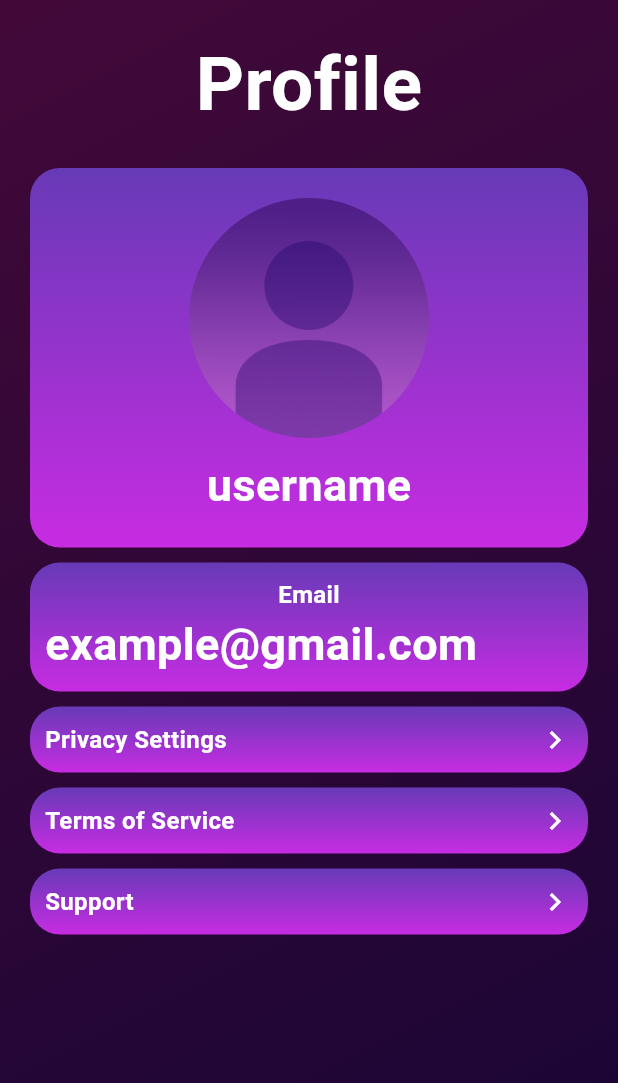
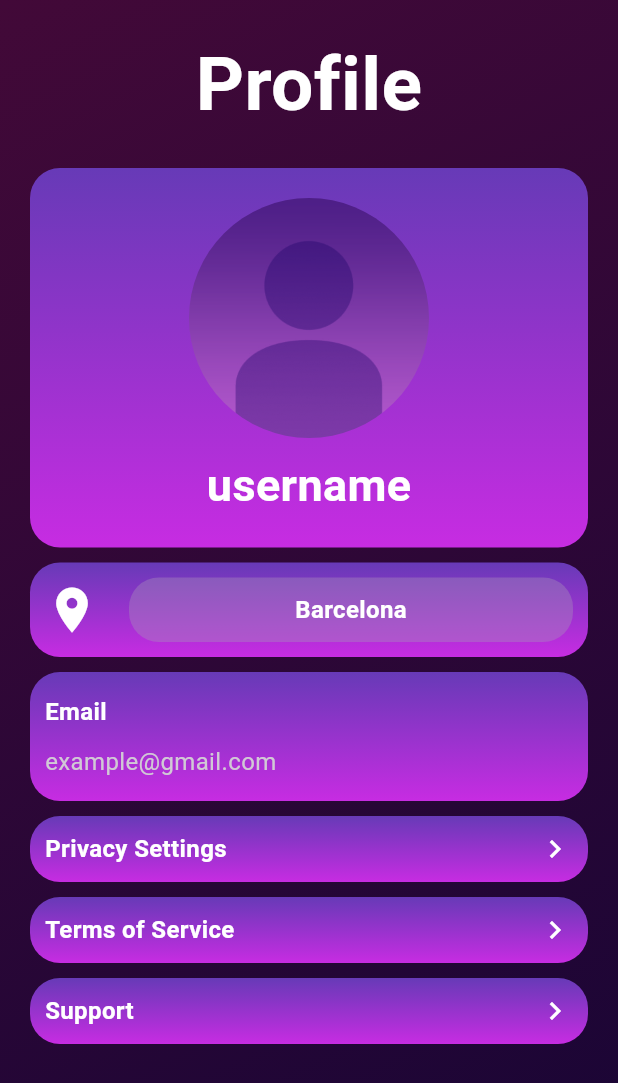
Before and after one commit to AdriaPm/WeatherTune_App, a Flutter app: the ProfilePage screen opened by its route, on a phone screen of 412 x 824 dp. Shown: the top 1083 px of the screen. Run offline on Flutter 3.47's test engine with Material 3 defaults, Android fonts, the phone set to English and light mode, and no system bars; our stand-ins replace bloc, dots_indicator, equatable, firebase_auth, firebase_core, flutter_bloc and 3 more; accounts and stored records are empty; network calls fail.

Commit message:
Finished profile screen layout

```diff
--- a/weather_tune/lib/components/login_page/modifiable_textbox.dart
+++ b/weather_tune/lib/components/login_page/modifiable_textbox.dart
@@ -20,7 +20,9 @@ class _ModifiableTextboxState extends State<ModifiableTextbox> {
   @override
   Widget build(BuildContext context) {
     return Column(
-      mainAxisAlignment: MainAxisAlignment.center,
+      mainAxisAlignment: widget.centeredText
+          ? MainAxisAlignment.center
+          : MainAxisAlignment.start,
       children: [
         GestureDetector(
           onTap: () {
@@ -30,14 +32,12 @@ class _ModifiableTextboxState extends State<ModifiableTextbox> {
           },
           child: Text(
             widget.defaultText,
-            style: const TextStyle(
-                fontSize: 30, color: Colors.white, fontWeight: FontWeight.bold),
+            style: widget.mainTextStyle,
           ),
         ),
-        if (widget.clicked) const SizedBox(height: 20),
         if (widget.clicked)
           TextField(
-            style: const TextStyle(color: Colors.white),
+            style: widget.fieldTextStyle,
             textAlign: widget.centeredText ? TextAlign.center : TextAlign.start,
             onChanged: (newText) {
               // Update text content when the user types in the TextField
--- a/weather_tune/lib/pages/profile_page.dart
+++ b/weather_tune/lib/pages/profile_page.dart
@@ -40,21 +40,57 @@ class ProfilePage extends StatelessWidget {
                       SizedBox(height: margins),
                       ChangeProfilePicture(picture: ProfilePicture(size: 160)),
                       SizedBox(height: margins),
-                      Username(),
+                      const Username(),
                       SizedBox(height: margins),
                     ],
                   )),
               SizedBox(height: margins),
               MenuContainer(
                 widgetWidth: MediaQuery.sizeOf(context).width - 40,
-                child: const Column(children: [
-                  Text("Email",
-                      style: TextStyle(
-                          color: Colors.white,
-                          fontSize: 16,
-                          fontWeight: FontWeight.bold)),
-                  Email(),
-                ]),
+                child: Row(
+                  mainAxisAlignment: MainAxisAlignment.spaceEvenly,
+                  children: [
+                    const Icon(Icons.place, color: Colors.white, size: 36),
+                    const SizedBox(width: 20),
+                    Expanded(
+                      child: Container(
+                          padding: const EdgeInsets.all(10),
+                          decoration: BoxDecoration(
+                            borderRadius: BorderRadius.circular(20),
+                            color: const Color.fromARGB(255, 167, 143, 186)
+                                .withOpacity(0.4),
+                          ),
+                          child: const Align(
+                            alignment: Alignment.center,
+                            child: Text("Barcelona",
+                                style: TextStyle(
+                                    fontSize: 16,
+                                    color: Colors.white,
+                                    fontWeight: FontWeight.bold)),
+                          )),
+                    ),
+                  ],
+                ),
+              ),
+              SizedBox(height: margins),
+              MenuContainer(
+                widgetWidth: MediaQuery.sizeOf(context).width - 40,
+                child: Column(
+                    mainAxisAlignment: MainAxisAlignment.start,
+                    children: [
+                      SizedBox(height: margins / 2),
+                      const Align(
+                        alignment: Alignment.centerLeft,
+                        child: Text("Email",
+                            style: TextStyle(
+                                color: Colors.white,
+                                fontSize: 16,
+                                fontWeight: FontWeight.bold)),
+                      ),
+                      SizedBox(height: margins),
+                      const Email(),
+                      SizedBox(height: margins / 2),
+                    ]),
               ),
               SizedBox(height: margins),
               DropDownButton(
@@ -127,10 +163,10 @@ class Email extends StatelessWidget {
       alignment: Alignment.centerLeft,
       child: ModifiableTextbox(
         defaultText: "example@gmail.com",
-        mainTextStyle:
-            const TextStyle(color: Color.fromARGB(255, 209, 201, 213)),
-        fieldTextStyle:
-            const TextStyle(color: Color.fromARGB(255, 209, 201, 213)),
+        mainTextStyle: const TextStyle(
+            color: Color.fromARGB(255, 209, 201, 213), fontSize: 16),
+        fieldTextStyle: const TextStyle(
+            color: Color.fromARGB(255, 209, 201, 213), fontSize: 16),
         centeredText: false,
       ),
     );
```
